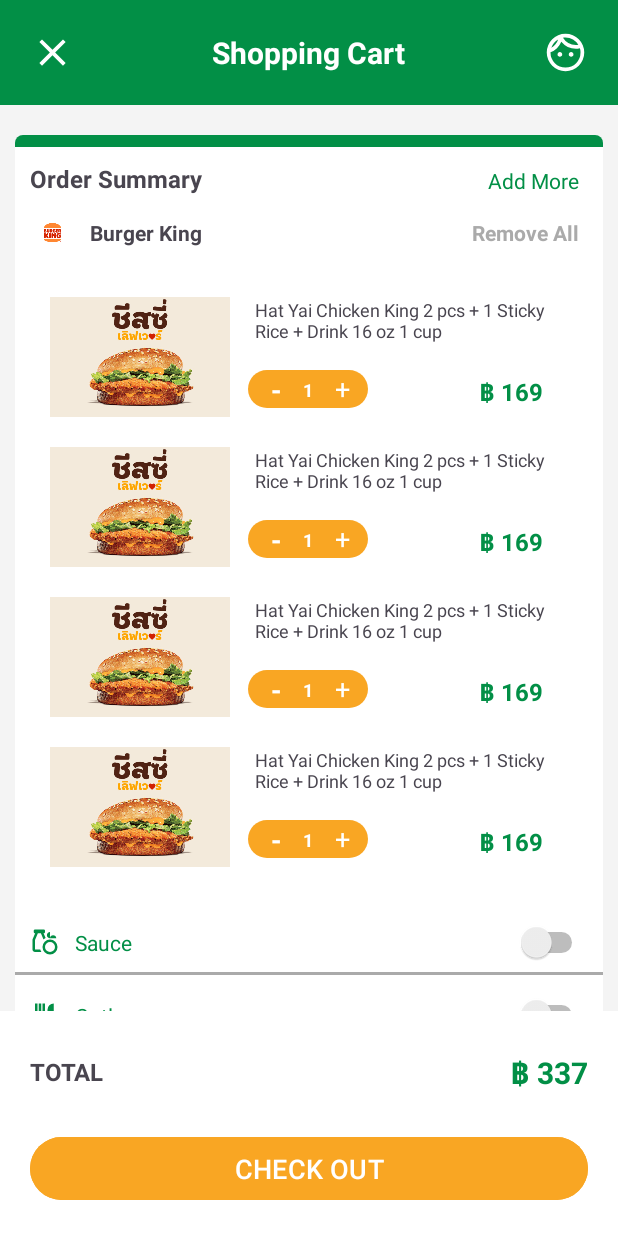
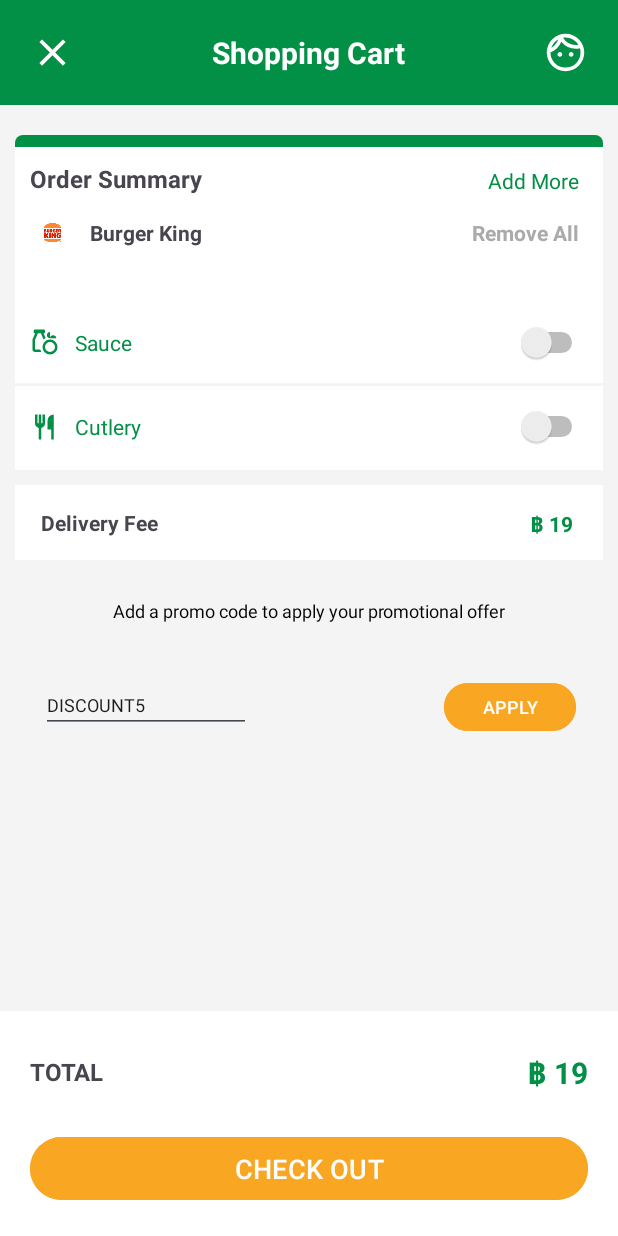
Before and after one commit to tarlrsk/1112-burgerking, an Android app: the ShoppingCartActivity screen opened directly, with no data from a screen before it, on a phone screen of 412 x 824 dp. Run offline under Robolectric (Android 15) with nearby library versions, the phone set to English and light mode, and no system bars; our stand-ins replace Firebase (no records; nobody signed in at launch, a user with empty details on screens opened directly); pictures from the network do not load.

Commit message:
connect cartItem to firebase

```diff
--- a/app/src/main/java/com/android/burgerking1112app/BurgerKingMenuActivity.kt
+++ b/app/src/main/java/com/android/burgerking1112app/BurgerKingMenuActivity.kt
@@ -35,7 +35,6 @@
         if (currentUser == null) {
             val intent = Intent(this, LoginActivity::class.java)
             startActivity(intent)
-
             finish()
         }
 
@@ -106,5 +105,4 @@
             startActivity(intent)
         }
     }
-
 }
--- a/app/src/main/java/com/android/burgerking1112app/ShoppingCartActivity.kt
+++ b/app/src/main/java/com/android/burgerking1112app/ShoppingCartActivity.kt
@@ -1,39 +1,91 @@
 package com.android.burgerking1112app
 
-import android.content.ContentValues
 import android.content.Intent
 import androidx.appcompat.app.AppCompatActivity
 import android.os.Bundle
-import android.util.Log
-import android.view.LayoutInflater
-import android.view.View
+import android.widget.Toast
 import androidx.recyclerview.widget.LinearLayoutManager
-import com.android.burgerking1112app.adapters.MenuAdapter
 import com.android.burgerking1112app.adapters.ShoppingCartAdapter
 import com.android.burgerking1112app.databinding.ActivityShoppingCartBinding
-import com.android.burgerking1112app.models.MainMenu
-import com.android.burgerking1112app.models.ShoppingCart
+import com.android.burgerking1112app.models.CartItem
+import com.google.firebase.Firebase
+import com.google.firebase.auth.FirebaseAuth
+import com.google.firebase.auth.auth
 import com.google.firebase.database.DataSnapshot
 import com.google.firebase.database.DatabaseError
 import com.google.firebase.database.ValueEventListener
+import com.google.firebase.database.database
+import kotlin.math.roundToLong
 
 class ShoppingCartActivity : AppCompatActivity() {
     private val view: ActivityShoppingCartBinding by lazy { ActivityShoppingCartBinding.inflate(layoutInflater) }
+    private val database = Firebase.database("https://burger-king-1112-app-9e090-default-rtdb.asia-southeast1.firebasedatabase.app")
+    private lateinit var auth: FirebaseAuth
     override fun onCreate(savedInstanceState: Bundle?) {
         super.onCreate(savedInstanceState)
         setContentView(view.root)
+        auth = Firebase.auth
 
+        val currentUser = auth.currentUser
+        if (currentUser == null) {
+            val intent = Intent(this, LoginActivity::class.java)
+            startActivity(intent)
+            finish()
+        }
+        getCartItem(currentUser!!.uid)
 
-        val shoppingCart = listOf(
-            ShoppingCart("", "Hat Yai Chicken King 2 pcs + 1 Sticky Rice + Drink 16 oz 1 cup", "1","169"),
-            ShoppingCart("", "Hat Yai Chicken King 2 pcs + 1 Sticky Rice + Drink 16 oz 1 cup", "1","169"),
-            ShoppingCart("", "Hat Yai Chicken King 2 pcs + 1 Sticky Rice + Drink 16 oz 1 cup", "1","169"),
-            ShoppingCart("", "Hat Yai Chicken King 2 pcs + 1 Sticky Rice + Drink 16 oz 1 cup", "1","169")
-        )
+        view.include.icCloseCart.setOnClickListener {
+            finish()
+        }
 
+        view.btnRemoveAll.setOnClickListener {
+            database.reference.child("carts").child(currentUser!!.uid).removeValue()
+        }
+    }
 
-        view.rvListSelectedmenu.adapter = ShoppingCartAdapter(this, shoppingCart)
-        view.rvListSelectedmenu.layoutManager = LinearLayoutManager(this, LinearLayoutManager.VERTICAL, false)
+    private fun getCartItem(userId: String){
+        var cartItems = arrayListOf<CartItem>()
+        var itemsRef = database.reference.child("carts").child(userId)
+        var totalPrice: Double = 0.0
+        var shippingPrice = 19
+        var codeUsed = false
 
+        itemsRef.addValueEventListener(object : ValueEventListener {
+            override fun onDataChange(snapshot: DataSnapshot) {
+                cartItems.clear()
+                if(snapshot.exists()){
+                    for(cartSnap in snapshot.children){
+                        val cartItemData = cartSnap.getValue(CartItem::class.java)
+                        cartItems.add(cartItemData!!)
+                        totalPrice += cartItemData.price!! * cartItemData.quantity!!
+                    }
+                }
+
+                totalPrice += shippingPrice
+                view.rvListSelectedmenu.adapter = ShoppingCartAdapter(this@ShoppingCartActivity, cartItems)
+                view.rvListSelectedmenu.layoutManager = LinearLayoutManager(this@ShoppingCartActivity, LinearLayoutManager.VERTICAL, false)
+                view.tvTotalPrice.text = "฿ ${totalPrice.roundToLong()}"
+                codeUsed = false
+            }
+
+            override fun onCancelled(error: DatabaseError) {
+                TODO("Not yet implemented")
+            }
+        })
+
+        view.btnApplyPromoCode.setOnClickListener {
+            val code = view.tvPromoCode.text.toString()
+            if(code.uppercase() == "DISCOUNT5" && !codeUsed){
+                totalPrice -= shippingPrice
+                totalPrice *= (1.00 - 0.05)
+                totalPrice += shippingPrice
+                view.tvTotalPrice.text = "฿ ${totalPrice.roundToLong()}"
+                codeUsed = true
+            }else if(code.uppercase() == "DISCOUNT5" && codeUsed){
+                Toast.makeText(this@ShoppingCartActivity, "DISCOUNT5 is already applied", Toast.LENGTH_SHORT).show()
+            }else{
+                Toast.makeText(this@ShoppingCartActivity,"Invalid Promo Code", Toast.LENGTH_SHORT).show()
+            }
+        }
     }
 }
--- a/app/src/main/java/com/android/burgerking1112app/adapters/PromoAdapter.kt
+++ b/app/src/main/java/com/android/burgerking1112app/adapters/PromoAdapter.kt
@@ -46,7 +46,7 @@
 
         holder.binding.btnPromoSelect.setOnClickListener  {
             val cartRef = firebaseDatabase.reference.child("carts").child(userId).push()
-            val item = CartItem(cartRef.key,promo.promoDescription, promo.promoPrice, promo.imgPath, 1)
+            val item = CartItem(cartRef.key,promo.id,promo.promoDescription, promo.promoPrice, promo.imgPath, 1)
             cartRef.setValue(item)
         }
     }
--- a/app/src/main/java/com/android/burgerking1112app/adapters/ShoppingCartAdapter.kt
+++ b/app/src/main/java/com/android/burgerking1112app/adapters/ShoppingCartAdapter.kt
@@ -5,11 +5,11 @@
 import android.view.ViewGroup
 import androidx.recyclerview.widget.RecyclerView
 import com.android.burgerking1112app.databinding.ShoppingCartListItemBinding
-import com.android.burgerking1112app.models.ShoppingCart
+import com.android.burgerking1112app.models.CartItem
 import com.bumptech.glide.Glide
 import com.google.firebase.storage.FirebaseStorage
 
-class ShoppingCartAdapter (private val context: Context, private val items: List<ShoppingCart>)
+class ShoppingCartAdapter (private val context: Context, private val items: List<CartItem>)
     : RecyclerView.Adapter<ShoppingCartAdapter.RecyclerViewHolder>()  {
     class RecyclerViewHolder(val binding: ShoppingCartListItemBinding): RecyclerView.ViewHolder(binding.root)
     private val storage = FirebaseStorage.getInstance()
@@ -34,7 +34,7 @@
                 .into(holder.binding.imgMenuCart)
         }
 
-//        Glide.with(context).load(storageRef).into(holder.binding.imgMenuCart)
+        Glide.with(context).load(storageRef).into(holder.binding.imgMenuCart)
         holder.binding.tvMenuName.text = item.name.toString()
         holder.binding.tvQuantity.text = item.quantity.toString()
         holder.binding.tvItemPrice.text = "฿ " + item.price.toString()
--- a/app/src/main/java/com/android/burgerking1112app/models/CartItem.kt
+++ b/app/src/main/java/com/android/burgerking1112app/models/CartItem.kt
@@ -2,8 +2,9 @@
 
 data class CartItem(
     val id: String? = null,
+    val productId: String? = null,
     val name: String? = null,
     val price: Long? = null,
     val imgPath: String? = null,
-    val qty: Int
+    var quantity: Int ? = null
 )
--- a/app/src/main/java/com/android/burgerking1112app/models/MainMenu.kt
+++ b/app/src/main/java/com/android/burgerking1112app/models/MainMenu.kt
@@ -1,6 +1,7 @@
 package com.android.burgerking1112app.models
 
 data class MainMenu(
+    val id: String? = null,
     val name: String? = null,
     val price: Long? = null,
     val imgPath: String? = null
--- a/app/src/main/java/com/android/burgerking1112app/models/PromoMenu.kt
+++ b/app/src/main/java/com/android/burgerking1112app/models/PromoMenu.kt
@@ -1,6 +1,7 @@
 package com.android.burgerking1112app.models
 
 data class PromoMenu(
+    val id: String? = null,
     val promoDescription: String? = null,
     val promoPrice: Long? = null,
     val imgPath: String? = null
--- a/app/src/main/java/com/android/burgerking1112app/models/ShoppingCart.kt
+++ /dev/null
@@ -1,8 +0,0 @@
-package com.android.burgerking1112app.models
-
-data class ShoppingCart(
-    val imgPath: String? = null,
-    val name: String? = null,
-    val quantity: String? = null,
-    val price: String? =null
-    )
--- a/app/src/main/res/layout/activity_shopping_cart.xml
+++ b/app/src/main/res/layout/activity_shopping_cart.xml
@@ -11,6 +11,17 @@
         android:id="@+id/include"
         layout="@layout/activity_cart_toolbar" />
 
+    <androidx.core.widget.NestedScrollView
+        android:layout_width="match_parent"
+        android:layout_height="0dp"
+        app:layout_constraintBottom_toTopOf="@+id/linearLayout2"
+        app:layout_constraintTop_toBottomOf="@+id/include">
+
+        <LinearLayout
+            android:layout_width="match_parent"
+            android:layout_height="match_parent"
+            android:orientation="vertical">
+
             <androidx.constraintlayout.widget.ConstraintLayout
                 android:id="@+id/orderSummary"
                 android:layout_width="match_parent"
@@ -18,9 +29,9 @@
                 android:layout_marginLeft="10dp"
                 android:layout_marginTop="20dp"
                 android:layout_marginRight="10dp"
-        android:paddingBottom="15dp"
                 android:background="@drawable/top_image_menu_bg"
                 android:orientation="vertical"
+                android:paddingBottom="15dp"
                 app:layout_constraintEnd_toEndOf="parent"
                 app:layout_constraintHorizontal_bias="0.516"
                 app:layout_constraintStart_toStartOf="parent"
@@ -84,6 +95,7 @@
                     app:layout_constraintTop_toTopOf="@+id/icBurgerKing" />
 
                 <TextView
+                    android:id="@+id/btnRemoveAll"
                     android:layout_width="wrap_content"
                     android:layout_height="wrap_content"
                     android:text="Remove All"
@@ -101,6 +113,7 @@
                     android:layout_marginLeft="10dp"
                     android:layout_marginTop="90dp"
                     android:layout_marginRight="10dp"
+                    android:nestedScrollingEnabled="false"
                     app:layout_constraintBottom_toBottomOf="parent"
                     app:layout_constraintEnd_toEndOf="parent"
                     app:layout_constraintStart_toStartOf="parent"
@@ -140,8 +153,8 @@
                     android:id="@+id/gray_line"
                     android:layout_width="match_parent"
                     android:layout_height="2dp"
-            android:layout_marginTop="10dp"
-            android:src="@color/gray"
+                    android:layout_marginTop="17dp"
+                    android:src="@color/gray_bg"
                     app:layout_constraintTop_toBottomOf="@+id/tvSauce" />
 
                 <ImageView
@@ -176,13 +189,21 @@
 
             </androidx.constraintlayout.widget.ConstraintLayout>
 
+            <androidx.constraintlayout.widget.ConstraintLayout
+                android:layout_width="match_parent"
+                android:layout_height="match_parent"
+                android:layout_marginLeft="10dp"
+                android:layout_marginTop="10dp"
+                android:layout_marginRight="10dp"
+                android:layout_marginBottom="10dp"
+                app:layout_constraintTop_toBottomOf="@+id/orderSummary">
+
                 <ImageView
                     android:id="@+id/imgFeeBox"
                     android:layout_width="match_parent"
                     android:layout_height="50dp"
-        android:layout_marginTop="30dp"
                     android:src="@drawable/white_box_no_curve_corner"
-        app:layout_constraintTop_toBottomOf="@+id/orderSummary"
+                    app:layout_constraintTop_toTopOf="parent"
                     tools:layout_editor_absoluteX="0dp" />
 
                 <TextView
@@ -199,11 +220,11 @@
                 <TextView
                     android:layout_width="wrap_content"
                     android:layout_height="wrap_content"
+                    android:layout_marginRight="20dp"
                     android:text="฿ 19"
                     android:textColor="@color/green"
+                    android:textSize="14sp"
                     android:textStyle="bold"
-        android:textSize="14sp"
-        android:layout_marginRight="20dp"
                     app:layout_constraintBottom_toBottomOf="@+id/textView4"
                     app:layout_constraintEnd_toEndOf="@+id/imgFeeBox"
                     app:layout_constraintTop_toTopOf="@+id/textView4" />
@@ -213,22 +234,22 @@
                     android:id="@+id/textView6"
                     android:layout_width="wrap_content"
                     android:layout_height="wrap_content"
+                    android:layout_marginTop="25dp"
                     android:text="Add a promo code to apply your promotional offer"
                     android:textColor="@color/black"
                     android:textSize="12sp"
-        android:layout_marginTop="25dp"
                     app:layout_constraintEnd_toEndOf="parent"
                     app:layout_constraintStart_toStartOf="parent"
                     app:layout_constraintTop_toBottomOf="@+id/imgFeeBox" />
 
                 <EditText
-        android:id="@+id/editTextText"
+                    android:id="@+id/tvPromoCode"
                     android:layout_width="wrap_content"
                     android:layout_height="wrap_content"
                     android:layout_marginTop="36dp"
                     android:ems="10"
                     android:inputType="text"
-        android:text="Promo code"
+                    android:text="DISCOUNT5"
                     android:textSize="12sp"
                     app:layout_constraintStart_toStartOf="@+id/textView4"
                     app:layout_constraintTop_toBottomOf="@+id/textView6" />
@@ -241,19 +262,24 @@
                     android:backgroundTint="@color/yellow"
                     android:text="APPLY"
                     android:textSize="12sp"
-        app:layout_constraintBottom_toBottomOf="@+id/editTextText"
+                    app:layout_constraintBottom_toBottomOf="@+id/tvPromoCode"
                     app:layout_constraintEnd_toEndOf="parent"
-        app:layout_constraintTop_toTopOf="@+id/editTextText"
+                    app:layout_constraintTop_toTopOf="@+id/tvPromoCode"
                     app:layout_constraintVertical_bias="0.0" />
+            </androidx.constraintlayout.widget.ConstraintLayout>
+        </LinearLayout>
+    </androidx.core.widget.NestedScrollView>
 
     <LinearLayout
-        android:orientation="vertical"
+        android:id="@+id/linearLayout2"
         android:layout_width="match_parent"
         android:layout_height="150dp"
         android:background="#FFFFFF"
+        android:orientation="vertical"
         app:layout_constraintBottom_toBottomOf="parent"
         app:layout_constraintEnd_toEndOf="parent"
         app:layout_constraintStart_toStartOf="parent">
+
         <androidx.constraintlayout.widget.ConstraintLayout
             android:layout_width="match_parent"
             android:layout_height="match_parent">
@@ -289,12 +315,12 @@
                 android:id="@+id/btnCheckOut"
                 android:layout_width="match_parent"
                 android:layout_height="50dp"
+                android:layout_marginLeft="20dp"
+                android:layout_marginRight="20dp"
+                android:layout_marginBottom="20dp"
                 android:backgroundTint="@color/yellow"
                 android:text="CHECK OUT"
                 android:textSize="18sp"
-                android:layout_marginBottom="20dp"
-                android:layout_marginLeft="20dp"
-                android:layout_marginRight="20dp"
                 app:layout_constraintBottom_toBottomOf="parent"
                 app:layout_constraintEnd_toEndOf="parent"
                 app:layout_constraintStart_toStartOf="parent" />
--- a/app/src/main/res/layout/shopping_cart_list_item.xml
+++ b/app/src/main/res/layout/shopping_cart_list_item.xml
@@ -12,7 +12,7 @@
         android:src="@drawable/cheesy_menu"
         app:layout_constraintBottom_toBottomOf="parent"
         app:layout_constraintEnd_toEndOf="parent"
-        app:layout_constraintHorizontal_bias="0.054"
+        app:layout_constraintHorizontal_bias="0.0"
         app:layout_constraintStart_toStartOf="parent"
         app:layout_constraintTop_toTopOf="parent" />
 
@@ -20,8 +20,7 @@
         android:id="@+id/tvMenuName"
         android:layout_width="match_parent"
         android:layout_height="wrap_content"
-        android:layout_marginStart="150dp"
-        android:layout_marginEnd="16dp"
+        android:layout_marginStart="140dp"
         android:text="Hat Yai Chicken King 2 pcs + 1 Sticky Rice + Drink 16 oz 1 cup"
         android:textSize="12sp"
         app:layout_constraintBottom_toBottomOf="@+id/imgMenuCart"
@@ -35,12 +34,12 @@
         android:id="@+id/tvItemPrice"
         android:layout_width="wrap_content"
         android:layout_height="wrap_content"
-        android:layout_marginEnd="30dp"
         android:layout_marginBottom="16dp"
         android:text="฿ 169"
         android:textColor="@color/green"
         android:textSize="16sp"
         android:textStyle="bold"
+        android:layout_marginRight="10dp"
         app:layout_constraintBottom_toBottomOf="parent"
         app:layout_constraintEnd_toEndOf="parent" />
 
@@ -48,12 +47,12 @@
         android:id="@+id/btnAddMinus"
         android:layout_width="80dp"
         android:layout_height="25dp"
-        android:layout_marginStart="12dp"
+        android:layout_marginStart="20dp"
         android:src="@drawable/yellow_box_cart_button"
         app:layout_constraintBottom_toBottomOf="@+id/tvItemPrice"
         app:layout_constraintStart_toEndOf="@+id/imgMenuCart"
         app:layout_constraintTop_toTopOf="@+id/tvItemPrice"
-        app:layout_constraintVertical_bias="1.0" />
+        app:layout_constraintVertical_bias="0.0" />
 
     <TextView
         android:id="@+id/tvQuantity"
```
Also changed, not shown: app/src/main/java/com/android/burgerking1112app/adapters/MenuAdapter.kt (+14 -3 lines). Lines whose indentation alone changed are shown as unchanged.
